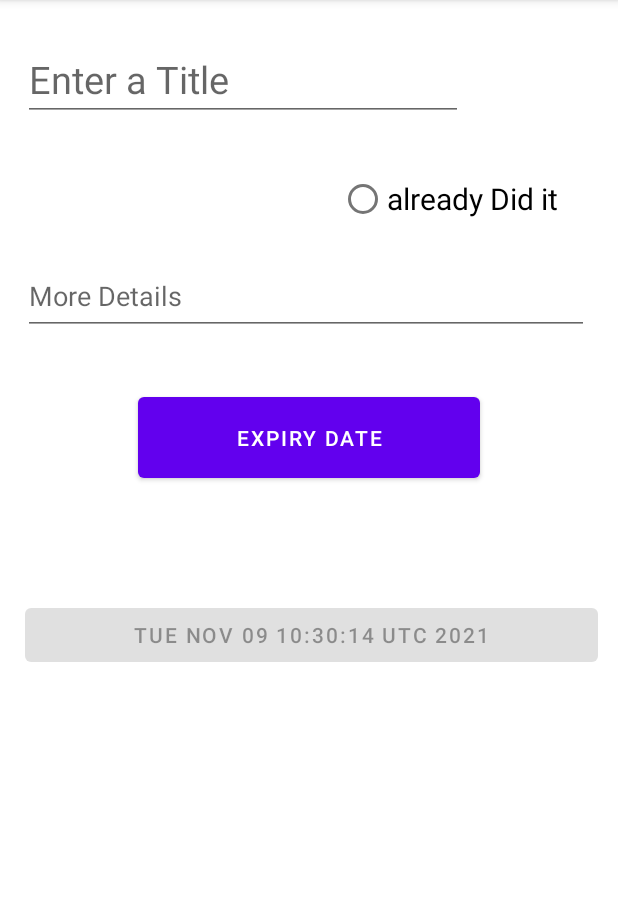
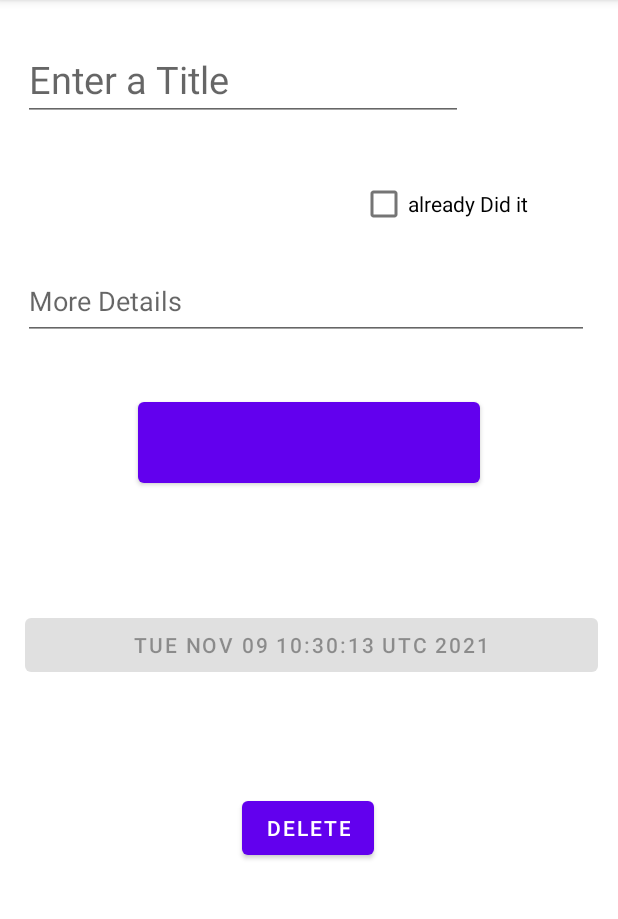
Before and after one commit to FAISALT1000/ToDoList, an Android app: the fragment ToDoFragment placed in its activity, on a phone screen of 412 x 824 dp, the part 84-1003 px from its top. Run offline under Robolectric (Android 15) with nearby library versions, the phone set to English and light mode, and no system bars; our stand-ins replace Room's generated code; 2 statements that could not run were skipped.

Commit message:
done from the minimum requirements

```diff
--- a/app/src/main/java/com/example/todolist/todofragment/ToDoFragment.kt
+++ b/app/src/main/java/com/example/todolist/todofragment/ToDoFragment.kt
@@ -16,14 +16,16 @@ import androidx.lifecycle.ViewModelProvider
 import com.example.todolist.DatePickerDialogFragment
 import com.example.todolist.R
 import com.example.todolist.database.ToDo
+import com.example.todolist.database.ToDoDao
 import com.example.todolist.todolistfragment.KEY_ID
+import com.example.todolist.todolistfragment.ToDoListFragment
 import java.time.DayOfWeek
 import java.time.Month
 import java.time.Year
 import java.util.*
 
 const val DO_DAY_KEY="DO date"
-private const val DATE_FORMAT = "EEE, MMM, dd"
+//private const val DATE_FORMAT = "EEE, MMM, dd"
 private const val REQUEST_CONTACT=1
 private const val TAG="maine"
 class ToDoFragment : Fragment(),DatePickerDialogFragment.DatePickerCallBack {
@@ -32,9 +34,10 @@ class ToDoFragment : Fragment(),DatePickerDialogFragment.DatePickerCallBack {
 
     private lateinit var titleEditText: EditText
     private lateinit var endDateBtn: Button
-    private lateinit var isDone: RadioButton
+    private lateinit var isDone: CheckBox
     private lateinit var startDateBtn: Button
     private lateinit var detailsET:EditText
+    private lateinit var deleteBtn:Button
 
 
 
@@ -94,6 +97,7 @@ class ToDoFragment : Fragment(),DatePickerDialogFragment.DatePickerCallBack {
         endDateBtn=view.findViewById(R.id.end_date_btn)
         isDone=view.findViewById(R.id.do_radio)
         startDateBtn=view.findViewById(R.id.start_date_btn)
+        deleteBtn=view.findViewById(R.id.delete_btn)
 
 
 
@@ -118,6 +122,16 @@ class ToDoFragment : Fragment(),DatePickerDialogFragment.DatePickerCallBack {
             datePicker.arguments=args
             datePicker.setTargetFragment(this,0)
 
+        }
+        deleteBtn.setOnClickListener{
+          fragmentViewModel.del(task)
+            val fragment=ToDoListFragment()
+            activity?.let {it.supportFragmentManager
+                .beginTransaction()
+                .replace(R.id.fragmentContainerView,fragment)
+                .commit()
+
+            }
         }
 
         super.onStart()
--- a/app/src/main/java/com/example/todolist/todofragment/ToDoFragmentViewModel.kt
+++ b/app/src/main/java/com/example/todolist/todofragment/ToDoFragmentViewModel.kt
@@ -20,5 +20,8 @@ class ToDoFragmentViewModel: ViewModel() {
     public fun  saveUpdate(task:ToDo){
         toDoRepo.updateTask(task)
     }
+    fun del(task:ToDo){
+        toDoRepo.deleteTask(task)
+    }
 
 }
--- a/app/src/main/java/com/example/todolist/todolistfragment/ToDoListFragment.kt
+++ b/app/src/main/java/com/example/todolist/todolistfragment/ToDoListFragment.kt
@@ -1,18 +1,20 @@
 package com.example.todolist.todolistfragment
 
+import android.graphics.Color
 import android.os.Bundle
 import android.view.*
-import android.widget.Button
-import android.widget.ImageView
-import android.widget.TextView
-import android.widget.Toast
+import android.widget.*
+import androidx.constraintlayout.widget.ConstraintLayout
 import androidx.fragment.app.Fragment
 import androidx.lifecycle.ViewModelProvider
 import androidx.recyclerview.widget.LinearLayoutManager
 import androidx.recyclerview.widget.RecyclerView
 import com.example.todolist.R
 import com.example.todolist.database.ToDo
+import com.example.todolist.database.ToDoRepo
 import com.example.todolist.todofragment.ToDoFragment
+import java.text.SimpleDateFormat
+import java.util.*
 
 const val KEY_ID="to do fragment"
 class ToDoListFragment : Fragment() {
@@ -85,8 +87,10 @@ private fun updateUI(tasks:List<ToDo>){
     private inner class ToDoViewHolder (view:View) : RecyclerView.ViewHolder(view) ,View.OnClickListener {
         private lateinit var task: ToDo
         private val titleTextView: TextView = itemView.findViewById(R.id.task_item)
-        private val endDateBtn: TextView = itemView.findViewById(R.id.task_date_item)
-       // private val starDateBtn: TextView = itemView.findViewById(R.id.start_date_btn)
+        private val endDate: TextView = itemView.findViewById(R.id.task_date_item)
+        private val startDate: TextView = itemView.findViewById(R.id.task_date_item)
+        private val day: TextView = itemView.findViewById(R.id.reday_tv)
+        private val backGraond:ConstraintLayout=itemView.findViewById(R.id.con)
         private val isDoneImageView: ImageView = itemView.findViewById(R.id.did_it_imageView)
         private val detailsTextView: TextView = itemView.findViewById(R.id.task_details)
 
@@ -97,10 +101,46 @@ private fun updateUI(tasks:List<ToDo>){
 
         fun bind(task:ToDo){
             this.task=task
+
             titleTextView.text=task.title
-            endDateBtn.text=task.expiredDate.toString()
+            endDate.text=task.expiredDate.toString()
             detailsTextView.text=task.details
-          // starDateBtn.text=task.startDate.toString()
+            startDate.text=task.startDate.toString()
+            //isDoneImageView.
+
+         //   day.text
+
+
+
+//                val currentDate = ""
+//                val finalDate = ""
+                var todaysDate: Date = Date()
+               // var date2: Date
+               // if (date2.after(endDate))
+                //   date2.text
+             // val sdf = SimpleDateFormat("dd/MM/yyyy")
+
+                if (todaysDate.after(task.expiredDate)&& task.isdidit==true){
+
+                    endDate.text="Done"
+                    //titleTextView.text=task.title
+                    backGraond.setBackgroundColor( resources.getColor(R.color.done))
+                }else if (todaysDate.after(task.expiredDate)&& task.isdidit==false){
+                        endDate.text="try Again you lazy "
+                     backGraond.setBackgroundColor( resources.getColor(R.color.not_done))
+
+                 }
+
+
+                //val dates = SimpleDateFormat("MM/dd/yyyy")
+                //todaysDate = dates.parse(todaysDate.toString())
+              //  date2 = dates.parse(date2.toString())
+                //val difference: Long = kotlin.math.abs(todaysDate.time - date2.time)
+                //val differenceDates = difference / (24 * 60 * 60 * 1000)
+                //val dayDifference = differenceDates.toString()
+
+
+
 
             isDoneImageView.visibility = if(task.isdidit){
                 View.VISIBLE
@@ -121,7 +161,7 @@ private fun updateUI(tasks:List<ToDo>){
                         .replace(R.id.fragmentContainerView, fragment)
                         .addToBackStack("")
                         .commit()
-                }}else if(p0==endDateBtn){
+                }}else if(p0==endDate){
                     Toast.makeText(context,"${task.expiredDate}",Toast.LENGTH_SHORT).show()
 
                 }
@@ -131,7 +171,6 @@ private fun updateUI(tasks:List<ToDo>){
                 }
 
                 }
-
 
 
 
@@ -152,4 +191,6 @@ private fun updateUI(tasks:List<ToDo>){
 
     }
 
+
+
 }
--- a/app/src/main/res/layout/fragment_to_do.xml
+++ b/app/src/main/res/layout/fragment_to_do.xml
@@ -21,15 +21,13 @@
         app:layout_constraintStart_toStartOf="parent"
         app:layout_constraintTop_toTopOf="parent" />
 
-    <RadioButton
+    <CheckBox
         android:id="@+id/do_radio"
         android:layout_width="wrap_content"
         android:layout_height="wrap_content"
-        android:layout_marginTop="28dp"
-        android:layout_marginEnd="40dp"
+        android:layout_marginTop="31dp"
+        android:layout_marginEnd="60dp"
         android:text="@string/do_label"
-        android:textColor="@color/black"
-        android:textSize="20sp"
         app:layout_constraintEnd_toEndOf="parent"
         app:layout_constraintTop_toBottomOf="@+id/title_tv" />
 
@@ -38,7 +36,7 @@
         android:layout_width="228dp"
         android:layout_height="66dp"
         android:layout_marginTop="35dp"
-        android:text="@string/expiry_date"
+        android:text=""
         app:layout_constraintEnd_toEndOf="parent"
         app:layout_constraintStart_toStartOf="parent"
         app:layout_constraintTop_toBottomOf="@+id/details_mt" />
@@ -48,13 +46,11 @@
         android:layout_width="382dp"
         android:layout_height="wrap_content"
         android:layout_marginTop="4dp"
-        android:layout_marginBottom="120dp"
-        app:layout_constraintBottom_toBottomOf="parent"
+        app:layout_constraintBottom_toTopOf="@+id/delete_btn"
         app:layout_constraintEnd_toEndOf="parent"
         app:layout_constraintHorizontal_bias="0.551"
         app:layout_constraintStart_toStartOf="parent"
-        app:layout_constraintTop_toBottomOf="@+id/end_date_btn"
-        app:layout_constraintVertical_bias="0.261" />
+        app:layout_constraintTop_toBottomOf="@+id/end_date_btn" />
 
     <EditText
         android:id="@+id/details_mt"
@@ -68,4 +64,15 @@
         app:layout_constraintStart_toStartOf="parent"
         app:layout_constraintTop_toBottomOf="@+id/do_radio" />
 
+    <Button
+        android:id="@+id/delete_btn"
+        android:layout_width="wrap_content"
+        android:layout_height="wrap_content"
+        android:layout_marginBottom="192dp"
+        android:text="delete"
+        app:layout_constraintBottom_toBottomOf="parent"
+        app:layout_constraintEnd_toEndOf="parent"
+        app:layout_constraintHorizontal_bias="0.498"
+        app:layout_constraintStart_toStartOf="parent" />
+
 </androidx.constraintlayout.widget.ConstraintLayout>
--- a/app/src/main/res/menu/appbar.xml
+++ b/app/src/main/res/menu/appbar.xml
@@ -4,6 +4,7 @@
     xmlns:android="http://schemas.android.com/apk/res/android">
     <item
         android:id="@+id/new_task"
-        android:icon="@android:drawable/ic_input_add"
-        app:showAsAction="ifRoom|withText" />
+        android:title="add new task" />
+    <item android:title="@string/contact_us_menu" />
+    <item android:title="@string/app_info_menu" />
 </menu>
--- /dev/null
+++ b/app/src/main/res/menu/appbar1.xml
@@ -0,0 +1,5 @@
+<?xml version="1.0" encoding="utf-8"?>
+<menu xmlns:app="http://schemas.android.com/apk/res-auto"
+    xmlns:android="http://schemas.android.com/apk/res/android">
+    <menu />
+</menu>
--- a/app/src/main/res/values/colors.xml
+++ b/app/src/main/res/values/colors.xml
@@ -7,4 +7,8 @@
     <color name="teal_700">#FF018786</color>
     <color name="black">#FF000000</color>
     <color name="white">#FFFFFFFF</color>
+    <color name="done">#9070F161</color>
+    <color name="not_done">#81EA3535</color>
+
+
 </resources>
--- a/app/src/main/res/values/strings.xml
+++ b/app/src/main/res/values/strings.xml
@@ -2,14 +2,18 @@
     <string name="app_name">To Do</string>
 
 
+<!--    /+-/+-/-+/-+/+-/-+/+-/-+/+-/-+/-->
     <string name="do_title_hint">Enter a Title</string>
     <string name="do_title_label">Title</string>
     <string name="do_details_label">Details</string>
     <string name="do_details_hint">More Details</string>
     <string name="do_label">already Did it</string>
     <string name="expiry_date">Expiry Date</string>
-<!-- TODO: Remove or change this placeholder text -->
-    <string name="hello_blank_fragment">Hello blank fragment</string>
+    <string name="app_info_menu">App Info</string>
+    <string name="contact_us_menu">Contact us</string>
+
+
+
 
     <!--<string name=""></string>    -->
 
```
Also changed, not shown: app/src/main/res/drawable/ic_search_black_24dp.xml (added, +9 -0 lines), app/src/main/res/layout/item_list_fragment.xml (+10 -0 lines).
